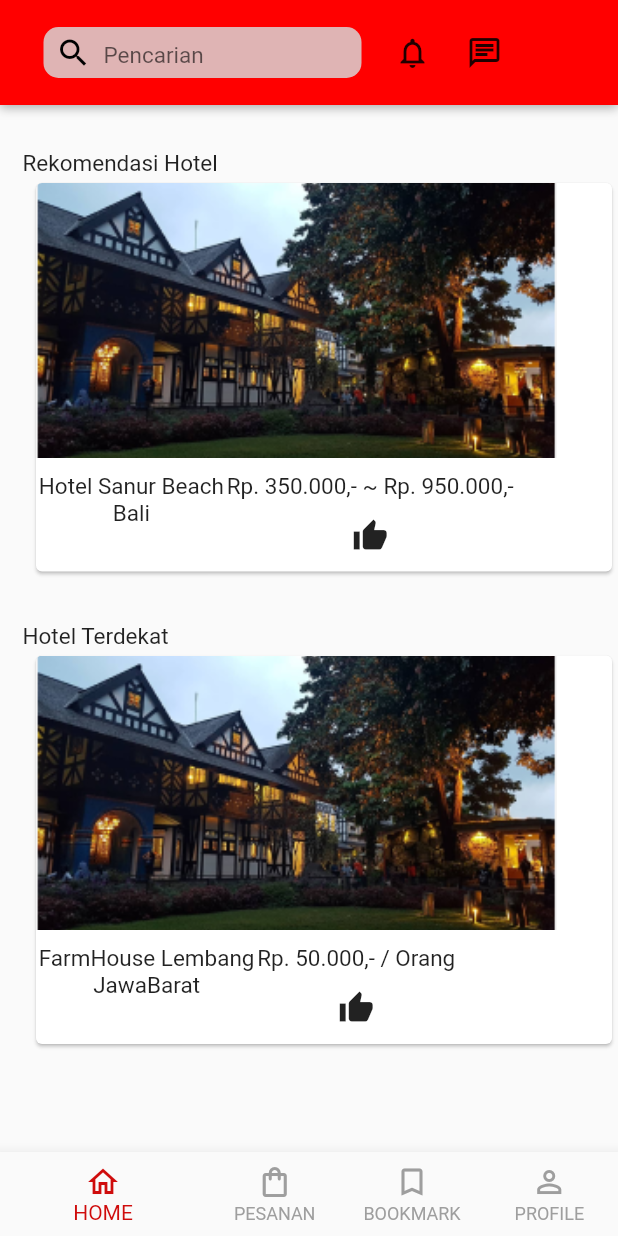
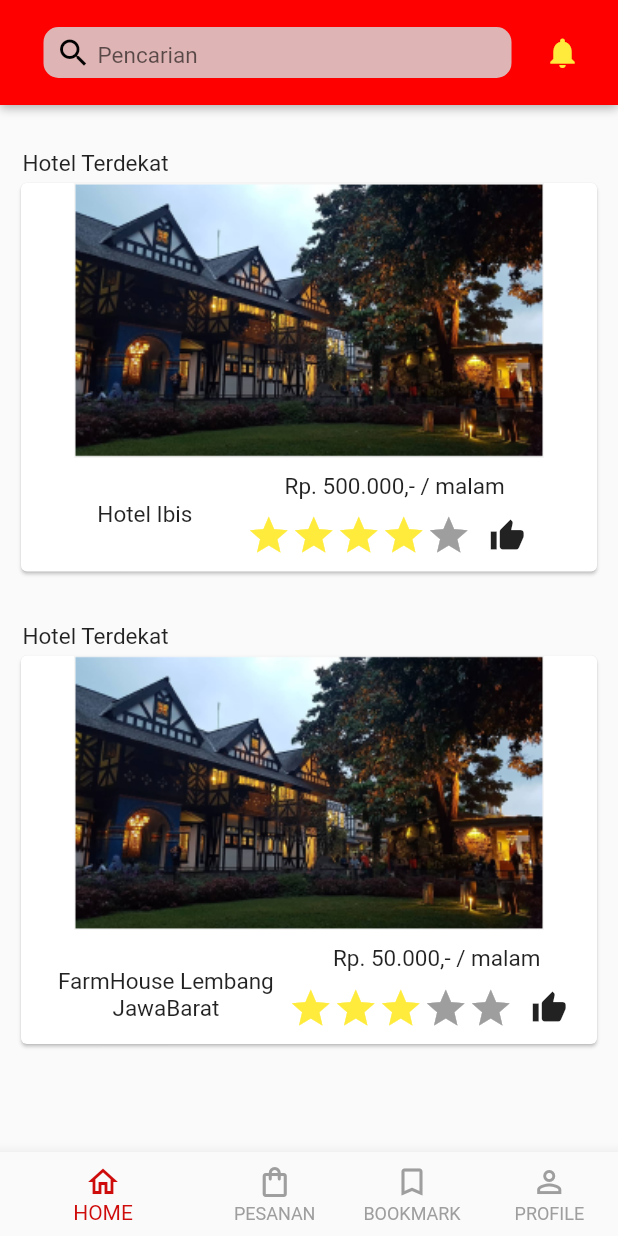
Before and after one commit to KaoriAnimu/Level-3-Project-FF, a Flutter app: the screen it shows once a user with an empty profile is signed in, after a tap on the "thumb up" icon, on a phone screen of 412 x 824 dp. Run offline on Flutter 3.47's test engine with Material 2 defaults, Android fonts, the phone set to English and light mode, and no system bars; drawn by our look-alikes of flutter_rating_bar; our stand-ins replace cached_network_image, cloud_firestore, email_validator, firebase_auth, firebase_core, get and 2 more; accounts and stored records are empty.

Commit message:
update login, register, pemesanan
Login V 1.2
- update validasi

Register V 1.4
- update validasi

Pemesanan V 1
- pemesanan tercatat pada database

```diff
--- a/flutter_application_1/lib/home.dart
+++ b/flutter_application_1/lib/home.dart
@@ -1,6 +1,10 @@
 import 'package:firebase_auth/firebase_auth.dart';
 import 'package:flutter/material.dart';
+import 'package:flutter_application_1/hotel.dart';
 import 'package:flutter_application_1/main.dart';
+import 'package:flutter_application_1/notifikasi.dart';
+import 'package:get/get.dart';
+import 'package:flutter_rating_bar/flutter_rating_bar.dart';
 
 class homePage extends StatefulWidget {
   @override
@@ -43,7 +47,7 @@ class _home extends State<homePage> {
                   child: Padding(
                     padding: EdgeInsetsDirectional.fromSTEB(29, 18, 10, 18),
                     child: Container(
-                      width: 212,
+                      width: 312,
                       height: 38,
                       decoration: BoxDecoration(
                         color: Color(0xD4D9D9D9),
@@ -71,7 +75,7 @@ class _home extends State<homePage> {
                               alignment: AlignmentDirectional(0, 0),
                               child: Padding(
                                 padding:
-                                    EdgeInsetsDirectional.fromSTEB(8, 0, 0, 0),
+                                    EdgeInsetsDirectional.fromSTEB(4, 0, 0, 0),
                                 child: TextFormField(
                                   // controller: _model.textController,
                                   obscureText: false,
@@ -139,23 +143,16 @@ class _home extends State<homePage> {
                   ),
                 ),
                 IconButton(
-                  icon: Icon(Icons.notifications_none),
+                  icon: Icon(Icons.notifications),
+                  color: Colors.yellow,
                   onPressed: () {
-                    print('IconButton pressed ...');
+                    Get.to(() => notifikasi());
+                    ;
                   },
                 ),
 
                 // color: FlutterFlowTheme.of(context).primaryText,
                 // size: 30,
-
-                Align(
-                    alignment: AlignmentDirectional(0, 0),
-                    child: IconButton(
-                      icon: Icon(Icons.chat_outlined),
-                      onPressed: () {
-                        print('IconButton pressed ...');
-                      },
-                    )),
               ],
             ),
           ),
@@ -170,34 +167,41 @@ class _home extends State<homePage> {
                   Padding(
                     padding: EdgeInsetsDirectional.fromSTEB(15, 30, 0, 0),
                     child: Text(
-                      'Rekomendasi Hotel',
+                      'Hotel Terdekat',
                       textAlign: TextAlign.start,
                       style: TextStyle(fontSize: 15),
                     ),
                   ),
                   Padding(
-                    padding: EdgeInsetsDirectional.fromSTEB(20, 0, 0, 0),
+                    padding: EdgeInsetsDirectional.fromSTEB(10, 0, 10, 0),
                     child: Card(
                       clipBehavior: Clip.antiAliasWithSaveLayer,
+                      child: GestureDetector(
+                        onTap: () {
+                          Get.to(() => hotel());
+                        },
                         child: Column(
                           mainAxisSize: MainAxisSize.max,
-                        crossAxisAlignment: CrossAxisAlignment.start,
+                          crossAxisAlignment: CrossAxisAlignment.center,
                           children: [
                             Image.asset(
                               'images/wisata1.png',
                               width: 347,
                               height: 183,
-                            fit: BoxFit.cover,
+                              fit: BoxFit.contain,
                             ),
-                          Row(
+                            Padding(
+                              padding: const EdgeInsets.only(left: 15),
+                              child: Row(
                                 mainAxisSize: MainAxisSize.max,
-                            crossAxisAlignment: CrossAxisAlignment.start,
+                                mainAxisAlignment:
+                                    MainAxisAlignment.spaceEvenly,
                                 children: [
                                   Padding(
-                                padding:
-                                    EdgeInsetsDirectional.fromSTEB(0, 10, 0, 0),
+                                    padding: EdgeInsetsDirectional.fromSTEB(
+                                        0, 0, 0, 0),
                                     child: Text(
-                                  'Hotel Sanur Beach \nBali',
+                                      'Hotel Ibis',
                                       textAlign: TextAlign.center,
                                       style: TextStyle(fontSize: 15),
                                     ),
@@ -208,10 +212,11 @@ class _home extends State<homePage> {
                                       Align(
                                         alignment: AlignmentDirectional(0, 0),
                                         child: Padding(
-                                      padding: EdgeInsetsDirectional.fromSTEB(
+                                          padding:
+                                              EdgeInsetsDirectional.fromSTEB(
                                                   0, 10, 0, 0),
                                           child: Text(
-                                        'Rp. 350.000,- ~ Rp. 950.000,-',
+                                            'Rp. 500.000,- / malam',
                                             style: TextStyle(fontSize: 15),
                                           ),
                                         ),
@@ -226,15 +231,15 @@ class _home extends State<homePage> {
                                               CrossAxisAlignment.center,
                                           children: <Widget>[
                                             Container(),
-                                        // RatingBarIndicator(
-                                        //     rating: 2.5,
-                                        //     itemCount: 5,
-                                        //     itemSize: 30.0,
-                                        //     itemBuilder: (context, _) =>
-                                        //         const Icon(
-                                        //           Icons.star,
-                                        //           color: Colors.yellow,
-                                        //         )),
+                                            RatingBarIndicator(
+                                                rating: 4,
+                                                itemCount: 5,
+                                                itemSize: 30.0,
+                                                itemBuilder: (context, _) =>
+                                                    const Icon(
+                                                      Icons.star,
+                                                      color: Colors.yellow,
+                                                    )),
                                             // FlutterFlowIconButton(
                                             //   borderColor: Colors.transparent,
                                             //   borderRadius: 30,
@@ -258,7 +263,9 @@ class _home extends State<homePage> {
                                   ),
                                 ],
                               ),
+                            ),
                           ],
+                        ),
                       ),
                     ),
                   ),
@@ -283,26 +290,33 @@ class _home extends State<homePage> {
                     ),
                   ),
                   Padding(
-                    padding: EdgeInsetsDirectional.fromSTEB(20, 0, 0, 0),
+                    padding: EdgeInsetsDirectional.fromSTEB(10, 0, 10, 0),
                     child: Card(
                       clipBehavior: Clip.antiAliasWithSaveLayer,
+                      child: GestureDetector(
+                        onTap: () {
+                          Get.to(() => hotel());
+                        },
                         child: Column(
                           mainAxisSize: MainAxisSize.max,
-                        crossAxisAlignment: CrossAxisAlignment.start,
+                          crossAxisAlignment: CrossAxisAlignment.center,
                           children: [
                             Image.asset(
                               'images/wisata1.png',
                               width: 347,
                               height: 183,
-                            fit: BoxFit.cover,
+                              fit: BoxFit.contain,
                             ),
-                          Row(
+                            Padding(
+                              padding: const EdgeInsets.only(left: 15),
+                              child: Row(
                                 mainAxisSize: MainAxisSize.max,
-                            crossAxisAlignment: CrossAxisAlignment.start,
+                                mainAxisAlignment:
+                                    MainAxisAlignment.spaceEvenly,
                                 children: [
                                   Padding(
-                                padding:
-                                    EdgeInsetsDirectional.fromSTEB(0, 10, 0, 0),
+                                    padding: EdgeInsetsDirectional.fromSTEB(
+                                        0, 10, 0, 0),
                                     child: Text(
                                       'FarmHouse Lembang \nJawaBarat',
                                       textAlign: TextAlign.center,
@@ -315,10 +329,11 @@ class _home extends State<homePage> {
                                       Align(
                                         alignment: AlignmentDirectional(0, 0),
                                         child: Padding(
-                                      padding: EdgeInsetsDirectional.fromSTEB(
+                                          padding:
+                                              EdgeInsetsDirectional.fromSTEB(
                                                   0, 10, 0, 0),
                                           child: Text(
-                                        'Rp. 50.000,- / Orang',
+                                            'Rp. 50.000,- / malam',
                                             style: TextStyle(fontSize: 15),
                                           ),
                                         ),
@@ -333,15 +348,15 @@ class _home extends State<homePage> {
                                               CrossAxisAlignment.center,
                                           children: <Widget>[
                                             Container(),
-                                        // RatingBarIndicator(
-                                        //     rating: 3,
-                                        //     itemCount: 5,
-                                        //     itemSize: 30.0,
-                                        //     itemBuilder: (context, _) =>
-                                        //         const Icon(
-                                        //           Icons.star,
-                                        //           color: Colors.yellow,
-                                        //         )),
+                                            RatingBarIndicator(
+                                                rating: 3,
+                                                itemCount: 5,
+                                                itemSize: 30.0,
+                                                itemBuilder: (context, _) =>
+                                                    const Icon(
+                                                      Icons.star,
+                                                      color: Colors.yellow,
+                                                    )),
                                             // FlutterFlowIconButton(
                                             //   borderColor: Colors.transparent,
                                             //   borderRadius: 30,
@@ -365,7 +380,9 @@ class _home extends State<homePage> {
                                   ),
                                 ],
                               ),
+                            ),
                           ],
+                        ),
                       ),
                     ),
                   ),
@@ -386,7 +403,6 @@ class _home extends State<homePage> {
             child: Text('Logout'),
             onPressed: () {
               FirebaseAuth.instance.signOut();
-              navigatorKey.currentState!.popUntil((route) => route.isFirst);
             })
       ],
     ),
--- a/flutter_application_1/lib/login.dart
+++ b/flutter_application_1/lib/login.dart
@@ -1,3 +1,4 @@
+import 'package:email_validator/email_validator.dart';
 import 'package:firebase_auth/firebase_auth.dart';
 import 'package:firebase_core/firebase_core.dart';
 import 'package:flutter/gestures.dart';
@@ -18,21 +19,17 @@ class LoginPage extends StatefulWidget {
 class _LoginPage extends State<LoginPage> {
   final emailController = TextEditingController();
   final passwordController = TextEditingController();
-
-  // void dispose() {
-  //   emailController.dispose();
-  //   passwordController.dispose();
-
-  //   super.dispose();
-  // }
+  final _formkey = GlobalKey<FormState>();
 
   @override
   Widget build(BuildContext context) {
     return Scaffold(
       appBar: AppBar(
-        title: Text('Login'),
+        title: Text('Travel Hub'),
       ),
       body: SingleChildScrollView(
+        child: Form(
+          key: _formkey,
           child: Container(
             height: MediaQuery.of(context).size.height,
             width: double.infinity,
@@ -61,6 +58,12 @@ class _LoginPage extends State<LoginPage> {
                                 left: 15.0, right: 15.0, top: 20, bottom: 0),
                             child: TextFormField(
                               controller: emailController,
+                              validator: (email) {
+                                if (email != null &&
+                                    !EmailValidator.validate(email)) {
+                                  return 'Enter Valid email';
+                                }
+                              },
                               decoration: InputDecoration(
                                   border: OutlineInputBorder(),
                                   labelText: 'Email',
@@ -96,7 +99,9 @@ class _LoginPage extends State<LoginPage> {
                           minWidth: double.infinity,
                           height: 60,
                           onPressed: () {
+                            if (_formkey.currentState!.validate()) {
                               signIn();
+                            }
                           },
                           color: Color(0xFFFF0000),
                           child: Text(
@@ -114,7 +119,8 @@ class _LoginPage extends State<LoginPage> {
                       child: RichText(
                           text: TextSpan(
                               text: 'No account? ',
-                            style: TextStyle(color: Colors.black, fontSize: 18),
+                              style:
+                                  TextStyle(color: Colors.black, fontSize: 18),
                               children: [
                             TextSpan(
                                 recognizer: TapGestureRecognizer()
@@ -131,6 +137,7 @@ class _LoginPage extends State<LoginPage> {
             ),
           ),
         ),
+      ),
     );
   }
 
@@ -141,6 +148,8 @@ class _LoginPage extends State<LoginPage> {
           password: passwordController.text.trim());
     } on FirebaseAuthException catch (e) {
       print(e);
+      ScaffoldMessenger.of(context).showSnackBar(
+          SnackBar(content: Text(e.message!), backgroundColor: Colors.red));
     }
 
     navigatorKey.currentState!.popUntil((route) => route.isFirst);
```
Also changed, not shown: flutter_application_1/lib/codeTransaksi.dart (+9 -13 lines), flutter_application_1/lib/hotel.dart (added, +124 -0 lines), flutter_application_1/lib/metode.dart (+33 -4 lines), flutter_application_1/lib/pembayaran.dart (+12 -1 lines), flutter_application_1/lib/penginapan.dart (deleted, +0 -102 lines), flutter_application_1/lib/pesan.dart (+23 -9 lines), flutter_application_1/lib/pesan_controller.dart (added, +26 -0 lines), flutter_application_1/lib/pesan_model.dart (added, +28 -0 lines), flutter_application_1/lib/pesan_repository.dart (added, +20 -0 lines), flutter_application_1/lib/register.dart (+20 -8 lines), flutter_application_1/lib/register_controller.dart (+0 -15 lines). Lines whose indentation alone changed are shown as unchanged.
